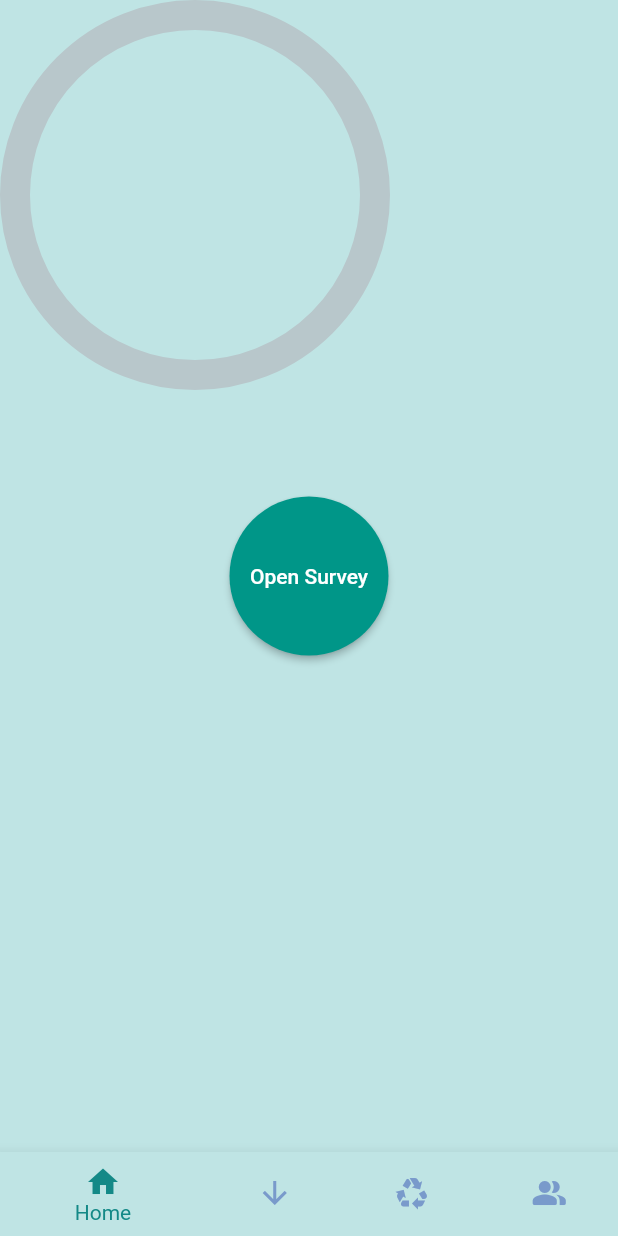
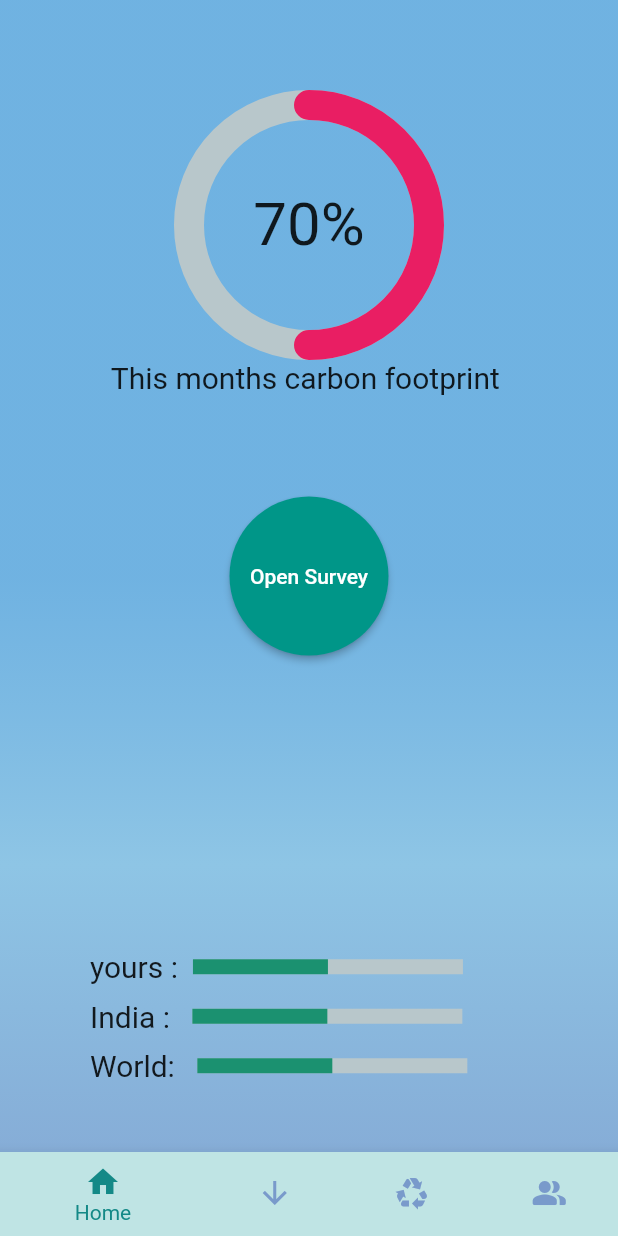
Before and after one commit to AartiDevkar/BEarthly, a Flutter app: the HomePage screen opened directly, on a phone screen of 412 x 824 dp. Run offline on Flutter 3.47's test engine with Material 2 defaults, Android fonts, the light colour scheme and no system bars; drawn by our look-alikes of percent_indicator; our stand-ins replace cloud_firestore, firebase_auth, firebase_core, smooth_page_indicator; accounts and stored records are empty.

Commit message:
made indicator bar

```diff
--- a/lib/carbonTrack/components/indicator.dart
+++ b/lib/carbonTrack/components/indicator.dart
@@ -1,9 +1,40 @@
+import 'package:cloud_firestore/cloud_firestore.dart';
 import 'package:percent_indicator/percent_indicator.dart';
+import 'package:firebase_auth/firebase_auth.dart';
 
 import 'package:flutter/material.dart';
 
 class Indicator extends StatefulWidget {
   const Indicator({super.key});
+
+  Future<double> fetchUserCarbonFootprint() async {
+    try {
+      // Assuming you have initialized Firebase elsewhere in your app
+      final FirebaseFirestore firestore = FirebaseFirestore.instance;
+
+      // Replace 'user_id' with the actual user ID or any logic to get the data for the current user
+      DocumentSnapshot snapshot =
+          await firestore.collection('Survey').doc('user_id').get();
+
+      // Check if the document exists and contains the 'carbonFootprint' field
+      if (snapshot.exists &&
+          snapshot.data() != null &&
+          snapshot.data()!.containsKey('carbonFootprint')) {
+        // Explicitly cast the result to double
+        double carbonFootprint =
+            (snapshot.data()!['carbonFootprint'] as num).toDouble();
+        return carbonFootprint;
+      } else {
+        // Handle the case where the field does not exist or is null
+        print("Error: 'carbonFootprint' field not found or is null");
+        return 0.0; // Return a default value or handle it accordingly
+      }
+    } catch (e) {
+      // Handle other exceptions if necessary
+      print("Error fetching user carbon footprint: $e");
+      return 0.0; // Return a default value or handle it accordingly
+    }
+  }
 
   @override
   State<Indicator> createState() => _IndicatorState();
@@ -12,19 +43,79 @@
 class _IndicatorState extends State<Indicator> {
   @override
   Widget build(BuildContext context) {
-    return Container(
-      child: Scaffold(
-        body: SingleChildScrollView(
-            padding: EdgeInsets.symmetric(),
-            child: SizedBox(
-              child: CircularPercentIndicator(
-                radius: 130,
-                lineWidth: 20,
-                progressColor: Colors.teal,
-                percent: 0.0,
-              ),
-            )),
-      ),
+    return Column(
+      children: [
+        Container(
+          child: CircularPercentIndicator(
+            radius: 90.0,
+            lineWidth: 20,
+            percent: 0.5,
+            center: new Text(
+              "70%",
+              style: TextStyle(fontSize: 40),
+            ),
+            footer: new Text(
+              "This months carbon footprint ",
+              style: TextStyle(fontSize: 20),
+            ),
+            animation: true,
+            animationDuration: 1500,
+            progressColor: Colors.pink,
+            circularStrokeCap: CircularStrokeCap.round,
+          ),
+        ),
+        const SizedBox(
+          height: 370,
+        ),
+        Container(
+          child: LinearPercentIndicator(
+            width: 200.0,
+            lineHeight: 10,
+            percent: 0.5,
+            leading: new Text(
+              "yours :",
+              style: TextStyle(fontSize: 20),
+            ),
+            animation: true,
+            animationDuration: 1500,
+            progressColor: Color.fromARGB(255, 27, 145, 112),
+          ),
+        ),
+        const SizedBox(
+          height: 10,
+        ),
+        Container(
+          child: LinearPercentIndicator(
+            width: 200.0,
+            lineHeight: 10,
+            percent: 0.5,
+            leading: new Text(
+              "India : ",
+              style: TextStyle(fontSize: 20),
+            ),
+            animation: true,
+            animationDuration: 1500,
+            progressColor: Color.fromARGB(255, 27, 145, 112),
+          ),
+        ),
+        const SizedBox(
+          height: 10,
+        ),
+        Container(
+          child: LinearPercentIndicator(
+            width: 200.0,
+            lineHeight: 10,
+            percent: 0.5,
+            leading: new Text(
+              "World: ",
+              style: TextStyle(fontSize: 20),
+            ),
+            animation: true,
+            animationDuration: 1500,
+            progressColor: Color.fromARGB(255, 27, 145, 112),
+          ),
+        )
+      ],
     );
   }
 }
--- a/lib/carbonTrack/home_page.dart
+++ b/lib/carbonTrack/home_page.dart
@@ -54,11 +54,11 @@
                   ],
                 ),
               ),
-            child: const Align(
-              alignment: Alignment(15, 15),
+              child: Container(
+                alignment: Alignment.topCenter,
+                padding: EdgeInsets.all(60),
                 child: Indicator(),
-            ),
-          ),
+              )),
 
           // Add the round button above the indicator
           Align(
--- a/lib/main.dart
+++ b/lib/main.dart
@@ -25,7 +25,7 @@
           canvasColor: Color.fromARGB(255, 191, 228, 228)),
       debugShowCheckedModeBanner: false,
       // ignore: prefer_const_constructors
-      home: HomePage(),
+      home: OnBoardingScreen(),
     );
   }
 }
```
Lines whose indentation alone changed are shown as unchanged.
